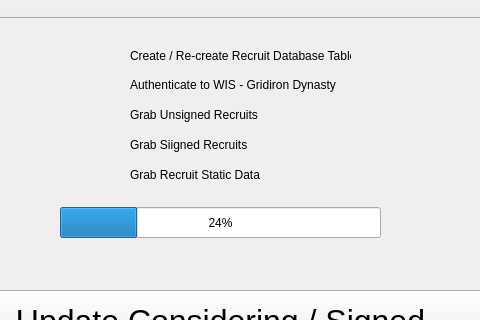
This is UI/initializerecruits.ui in ebzimny01/gd-recruit as Qt 5 draws it before an edit; both pictures show x 120 to 600 and y 113 to 433 of the 685 by 565 pixel window. The edited form follows.
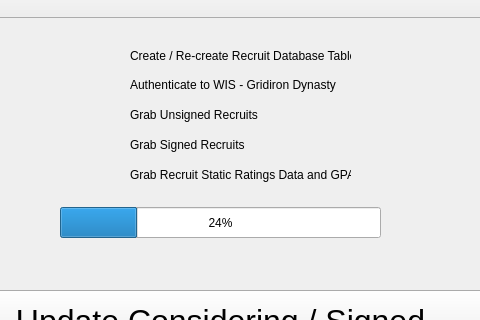
This is the edited form. Icons and pictures are not drawn.

```diff
--- a/UI/initializerecruits.ui
+++ b/UI/initializerecruits.ui
@@ -241,7 +241,7 @@
     </rect>
    </property>
    <property name="text">
-    <string>Grab Siigned Recruits</string>
+    <string>Grab Signed Recruits</string>
    </property>
   </widget>
   <widget class="QLabel" name="labelCheckMarkGrabSigned">
@@ -273,7 +273,7 @@
     </rect>
    </property>
    <property name="text">
-    <string>Grab Recruit Static Data</string>
+    <string>Grab Recruit Static Ratings Data and GPA</string>
    </property>
   </widget>
   <widget class="QLabel" name="labelCheckMarkGrabStaticData">
```
